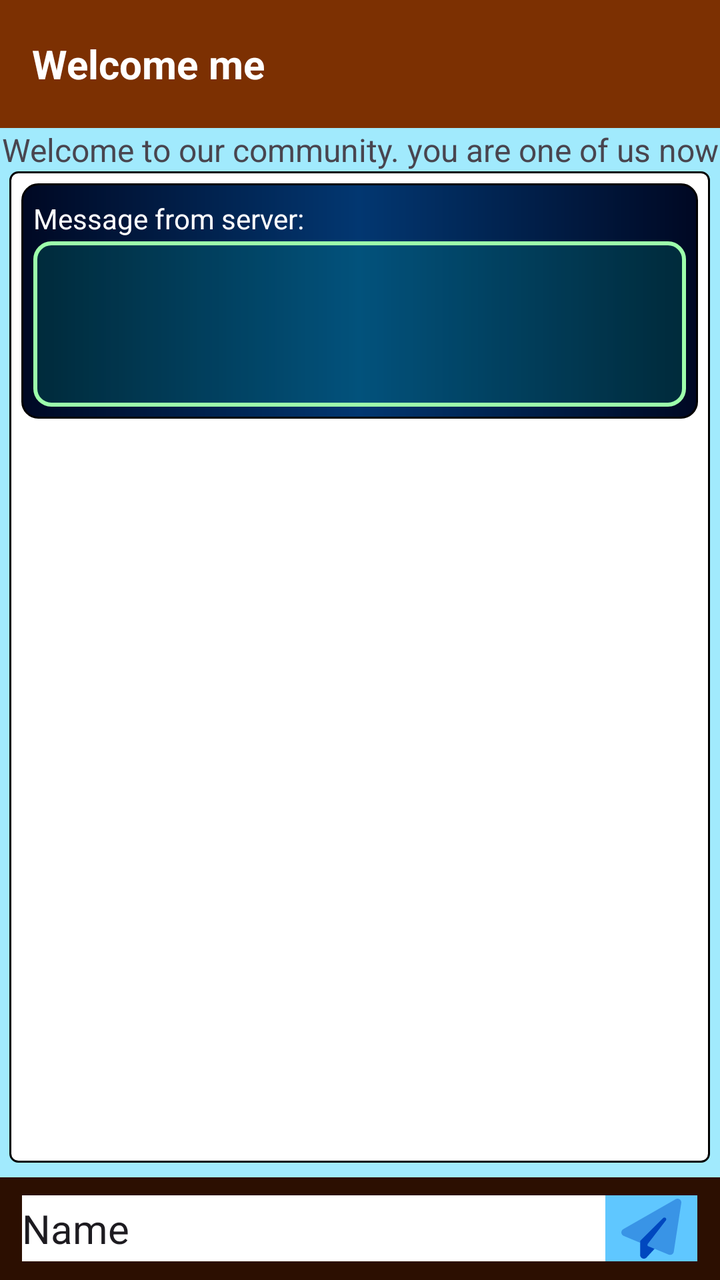
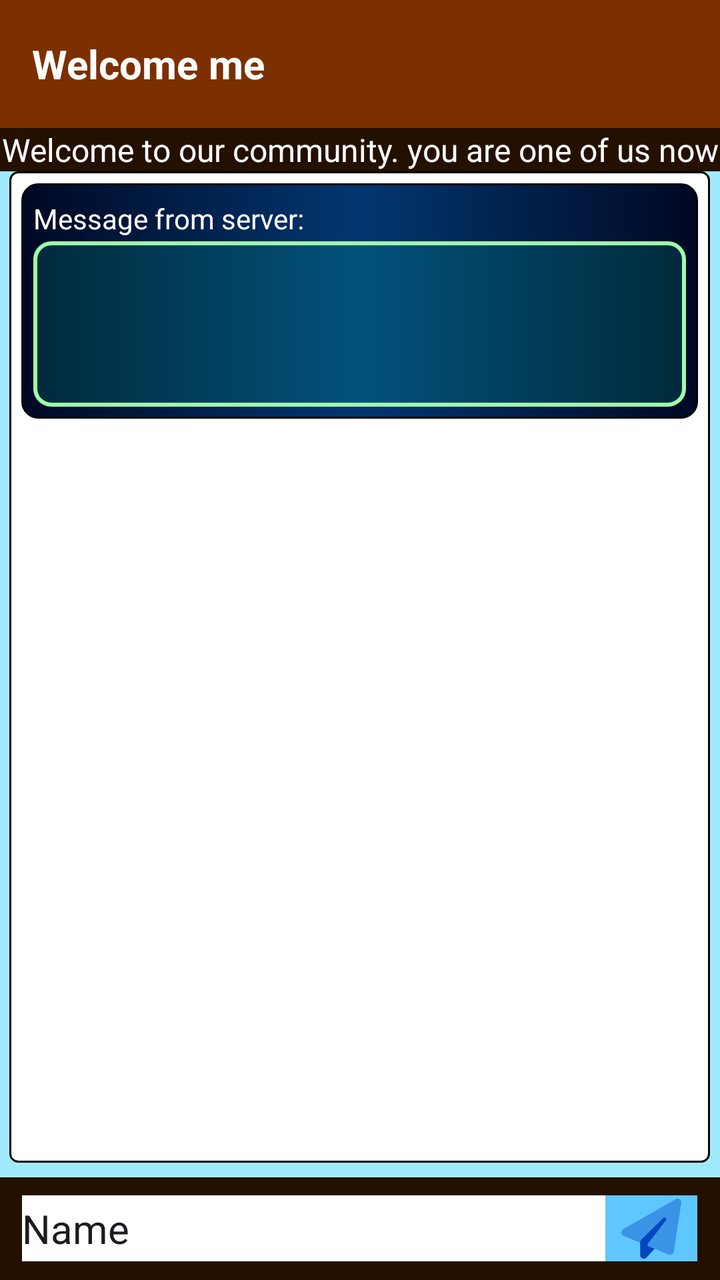

An Android layout rendered at two revisions. The XML below is the earlier revision; the diff shows what the commit changed to produce the second picture.
<!-- AndroidManifest.xml: application theme Theme.EAndroid -->
<!-- res/layout/activity_main.xml -->
<?xml version="1.0" encoding="utf-8"?>
<LinearLayout xmlns:android="http://schemas.android.com/apk/res/android"
    xmlns:app="http://schemas.android.com/apk/res-auto"
    xmlns:tools="http://schemas.android.com/tools"
    android:layout_width="match_parent"
    android:layout_height="match_parent"
    android:background="#A1EAFD"
    android:gravity="center"
    android:orientation="vertical">


    <androidx.appcompat.widget.Toolbar
        android:id="@+id/toolbar"
        android:layout_width="match_parent"
        android:layout_height="wrap_content"
        android:background="@color/toolicolor"
        android:gravity="left|center_vertical"
        android:minHeight="?attr/actionBarSize"
        app:theme="@style/ToolbarTheme"
        app:titleTextColor="#FFFFFF">

        <TextView
            android:id="@+id/toolbarTextView3"
            android:layout_width="wrap_content"
            android:layout_height="wrap_content"
            android:ellipsize="end"
            android:gravity="left|center_vertical"
            android:maxLines="1"
            android:text="Welcome"
            android:textAppearance="@android:style/TextAppearance.WindowTitle"
            android:textSize="20sp"
            android:visibility="visible" />

        <Space
            android:layout_width="5dp"
            android:layout_height="match_parent" />

        <TextView
            android:id="@+id/toolbarTextView"
            android:layout_width="wrap_content"
            android:layout_height="wrap_content"
            android:layout_gravity="left"
            android:ellipsize="end"
            android:gravity="left|center_vertical"
            android:maxLines="1"
            android:text="me"
            android:textAppearance="@android:style/TextAppearance.WindowTitle"
            android:textSize="20sp"
            android:visibility="visible" />
    </androidx.appcompat.widget.Toolbar>

    <androidx.fragment.app.FragmentContainerView
        android:id="@+id/fragmentContainerView"
        android:layout_width="match_parent"
        android:layout_height="match_parent"
        android:visibility="gone" />

    <LinearLayout
        android:id="@+id/dialogPage"
        android:layout_width="match_parent"
        android:layout_height="match_parent"
        android:alpha="1"
        android:background="#FFEBEB"
        android:backgroundTint="#FDF7DB"
        android:backgroundTintMode="multiply"
        android:orientation="horizontal"
        android:visibility="gone">

        <Space
            android:layout_width="80dp"
            android:layout_height="match_parent"
            android:layout_weight="1" />

        <LinearLayout
            android:layout_width="match_parent"
            android:layout_height="match_parent"
            android:layout_weight="1"
            android:orientation="vertical">

            <Space
                android:layout_width="match_parent"
                android:layout_height="112dp" />

            <TextView
                android:id="@+id/vtxtDialogMsg"
                android:layout_width="match_parent"
                android:layout_height="wrap_content"
                android:textSize="20sp"
                android:textStyle="bold" />

            <Space
                android:layout_width="match_parent"
                android:layout_height="37dp" />

            <Button
                android:id="@+id/dialogOK"
                android:layout_width="match_parent"
                android:layout_height="wrap_content"
                android:text="OK" />

            <Space
                android:layout_width="match_parent"
                android:layout_height="50dp" />

            <TextView
                android:id="@+id/textView2"
                android:layout_width="match_parent"
                android:layout_height="wrap_content"
                android:text="OurArtAG copyright ©2023-2027 for OFAC users only"
                android:textAlignment="center"
                android:textSize="12sp" />

            <Space
                android:layout_width="match_parent"
                android:layout_height="15dp" />

            <TextView
                android:id="@+id/ourartaglink"
                android:layout_width="match_parent"
                android:layout_height="wrap_content"
                android:autoLink="web"
                android:text="https://www.ourartag.com"
                android:textAlignment="center"
                android:textSize="12sp" />

        </LinearLayout>

        <Space
            android:layout_width="80dp"
            android:layout_height="match_parent"
            android:layout_weight="1" />
    </LinearLayout>

    <LinearLayout
        android:layout_width="match_parent"
        android:layout_height="match_parent"
        android:orientation="vertical">

        <TextView
            android:id="@+id/mainAppStatus"
            android:layout_width="match_parent"
            android:layout_height="wrap_content"
            android:text="Welcome to our community. you are one of us now"
            android:textAlignment="center"
            android:textSize="16sp" />


        <LinearLayout
            android:layout_width="match_parent"
            android:layout_height="wrap_content"
            android:layout_weight="1"
            android:orientation="horizontal">

            <Space
                android:layout_width="wrap_content"
                android:layout_height="match_parent"
                android:layout_weight="0.02" />

            <LinearLayout
                android:layout_width="wrap_content"
                android:layout_height="match_parent"
                android:layout_weight="0.8"
                android:background="@drawable/my_custom_background"
                android:orientation="vertical"
                android:paddingTop="6dp"
                android:paddingBottom="6dp"
                android:paddingLeft="6dp"
                android:paddingRight="6dp">

                <LinearLayout
                    android:layout_width="match_parent"
                    android:layout_height="wrap_content"
                    android:background="@drawable/my_bg_1"
                    android:orientation="vertical"
                    android:paddingTop="6dp"
                    android:paddingBottom="6dp"
                    android:paddingLeft="6dp"
                    android:paddingRight="6dp">

                    <TextView
                        android:id="@+id/textView4"
                        android:layout_width="match_parent"
                        android:layout_height="wrap_content"
                        android:text="Message from server:"
                        android:paddingVertical="2dp"
                        android:textColor="@color/white" />

                    <TextView
                        android:id="@+id/txtResponotif"
                        android:layout_width="match_parent"
                        android:layout_height="wrap_content"
                        android:background="@drawable/my_bg_2"
                        android:minLines="4"
                        android:paddingHorizontal="6dp"
                        android:paddingVertical="2dp"
                        android:textColor="@color/light_text1"
                        android:textSize="16sp"
                        android:textStyle="bold" />
                </LinearLayout>

                <LinearLayout
                    android:layout_width="match_parent"
                    android:layout_height="wrap_content"
                    android:orientation="vertical"></LinearLayout>
            </LinearLayout>

            <Space
                android:layout_width="wrap_content"
                android:layout_height="match_parent"
                android:layout_weight="0.02" />
        </LinearLayout>

        <Space
            android:layout_width="match_parent"
            android:layout_height="wrap_content"
            android:layout_weight="0.02" />

        <LinearLayout
            android:layout_width="match_parent"
            android:layout_height="wrap_content"
            android:layout_weight="0.05"
            android:background="#2C0F01"
            android:gravity="center"
            android:orientation="horizontal">

            <Space
                android:layout_width="wrap_content"
                android:layout_height="match_parent"
                android:layout_weight="0.1" />

            <EditText
                android:id="@+id/editTextText"
                android:layout_width="wrap_content"
                android:layout_height="33dp"
                android:layout_weight="0.5"
                android:background="#FFFFFF"
                android:ems="10"
                android:inputType="text"
                android:minHeight="25dp"
                android:text="Name"
                android:textSize="20sp"
                tools:ignore="TouchTargetSizeCheck" />

            <ImageButton
                android:id="@+id/imageButton"
                android:layout_width="35dp"
                android:layout_height="33dp"
                android:layout_weight="0.1"
                android:background="#5FC7FF"
                android:src="@drawable/paper_plane_30"
                android:tint="#0047BF" />

            <Space
                android:layout_width="wrap_content"
                android:layout_height="match_parent"
                android:layout_weight="0.1" />
        </LinearLayout>

    </LinearLayout>

</LinearLayout>
<!-- resources referenced by this layout -->
<resources>
  <color name="light_text1">#9DFFAB</color>
  <color name="toolicolor">#7C3002</color>
  <color name="white">#FFFFFFFF</color>
  <!-- drawable my_bg_1 (drawable) -->
  <shape xmlns:android="http://schemas.android.com/apk/res/android"
      android:shape="rectangle">
      <corners android:radius="8dp"/>
      <solid android:color="#041D67" />
      <stroke
          android:width="1dp"
          android:color="@android:color/black"/>
      <gradient
          android:angle="180"
          android:centerX="0.5"
          android:centerY="0.5"
          android:centerColor="@color/dark_bg2"
          android:endColor="@color/dark_bg3"
          android:gradientRadius="0"
          android:startColor="@color/dark_bg3"
          android:type="linear"
      android:useLevel="true"/>
  
  
  </shape>
  <!-- drawable my_bg_2 (drawable) -->
  <shape xmlns:android="http://schemas.android.com/apk/res/android"
      android:shape="rectangle">
      <corners android:radius="8dp"/>
      <solid android:color="#2200FFC4" />
      <stroke
          android:width="2dp"
          android:color="@color/light_text1"/>
  
  
  
  </shape>
  <!-- drawable my_custom_background (drawable) -->
  <shape xmlns:android="http://schemas.android.com/apk/res/android"
      android:shape="rectangle">
      <corners
          android:radius="4dp"
          android:topRightRadius="4dp"
          android:bottomRightRadius="4dp"
          android:bottomLeftRadius="4dp" />
      <solid android:color="#ffffff" />
      <stroke
          android:width="1dp"
          android:color="@android:color/black"/>
  </shape>
  <!-- drawable paper_plane_30 (drawable) -->
  <vector android:height="30dp" android:viewportHeight="512"
      android:viewportWidth="512" android:width="30dp" xmlns:android="http://schemas.android.com/apk/res/android">
      <path android:fillAlpha="0.4" android:fillColor="#FF000000"
          android:pathData="M498.1,5.6c10.1,7 15.4,19.1 13.5,31.2l-64,416c-1.5,9.7 -7.4,18.2 -16,23s-18.9,5.4 -28,1.6L224,402.7V389.4L380.7,185.8c5.2,-6.7 4.2,-16.4 -2.3,-21.9s-16.1,-5.1 -22,1.1L178.8,350.6l-14.1,14.1c-3,3 -4.7,7.1 -4.7,11.3l-28.3,-11.8 -112,-46.7C8.4,312.8 0.8,302.2 0.1,290s5.5,-23.7 16.1,-29.8l448,-256c10.7,-6.1 23.9,-5.5 34,1.4z" android:strokeAlpha="0.4"/>
      <path android:fillColor="#FF000000" android:pathData="M380.7,185.8c5.1,-6.7 4.2,-16.2 -2.1,-21.8s-15.9,-5.3 -21.9,0.7l-179,179 -13,13c-3,3 -4.7,7.1 -4.7,11.3v8,56 48c0,13.2 8.1,25 20.3,29.8s26.2,1.6 35.2,-8.1L284,427.7l-60,-25V389.4L380.7,185.8z"/>
  </vector>
  <style name="ToolbarTheme" parent="@style/ThemeOverlay.AppCompat.ActionBar">
          
          <item name="colorControlNormal">@color/white</item>
      </style>
  <style name="Theme.EAndroid" parent="Base.Theme.EAndroid" />
  <color name="dark_bg2">#023771</color>
  <color name="dark_bg3">#000823</color>
  <style name="Base.Theme.EAndroid" parent="Theme.Material3.DayNight.NoActionBar">
          
          
      </style>
</resources>

<!-- the commit's change to res/layout/activity_main.xml (unified diff, before → after) -->
@@ -140,8 +140,10 @@
             android:id="@+id/mainAppStatus"
             android:layout_width="match_parent"
             android:layout_height="wrap_content"
+            android:background="@color/header_footer_bg"
             android:text="Welcome to our community. you are one of us now"
             android:textAlignment="center"
+            android:textColor="@color/white"
             android:textSize="16sp" />
 
 
@@ -219,7 +221,7 @@
             android:layout_width="match_parent"
             android:layout_height="wrap_content"
             android:layout_weight="0.05"
-            android:background="#2C0F01"
+            android:background="@color/header_footer_bg"
             android:gravity="center"
             android:orientation="horizontal">
 
<!-- resource entries referenced after the edit -->
@@ -1,5 +1,6 @@
 <!-- resources referenced by this layout -->
 <resources>
+  <color name="header_footer_bg">#231001</color>
   <color name="light_text1">#9DFFAB</color>
   <color name="toolicolor">#7C3002</color>
   <color name="white">#FFFFFFFF</color>
